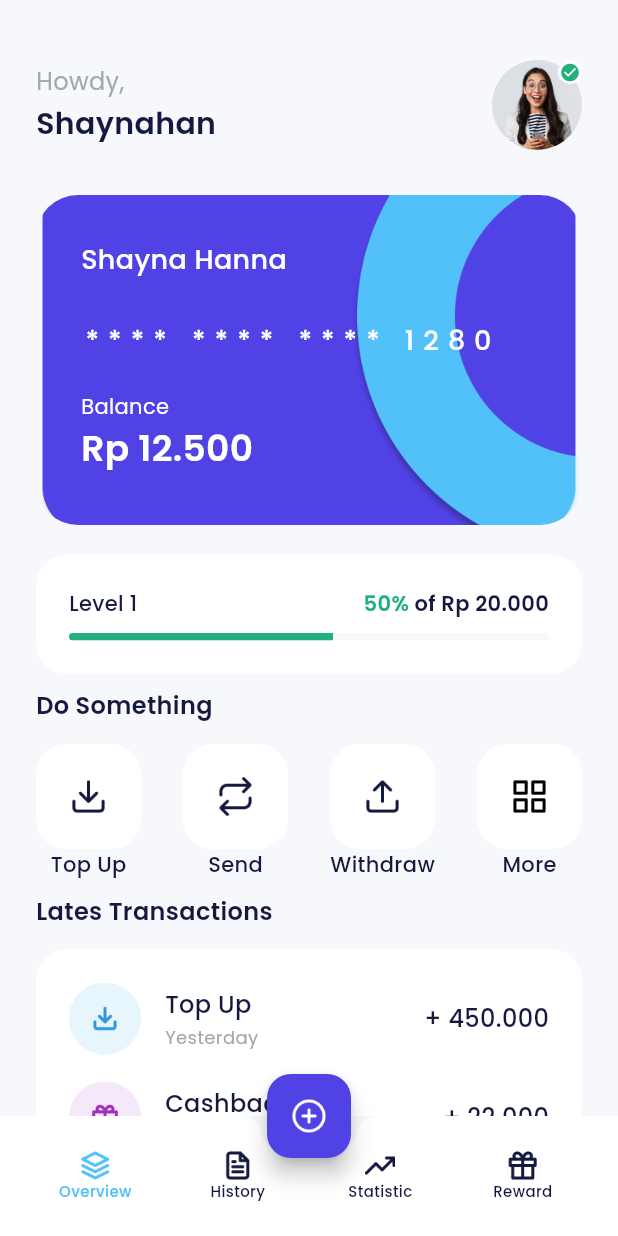
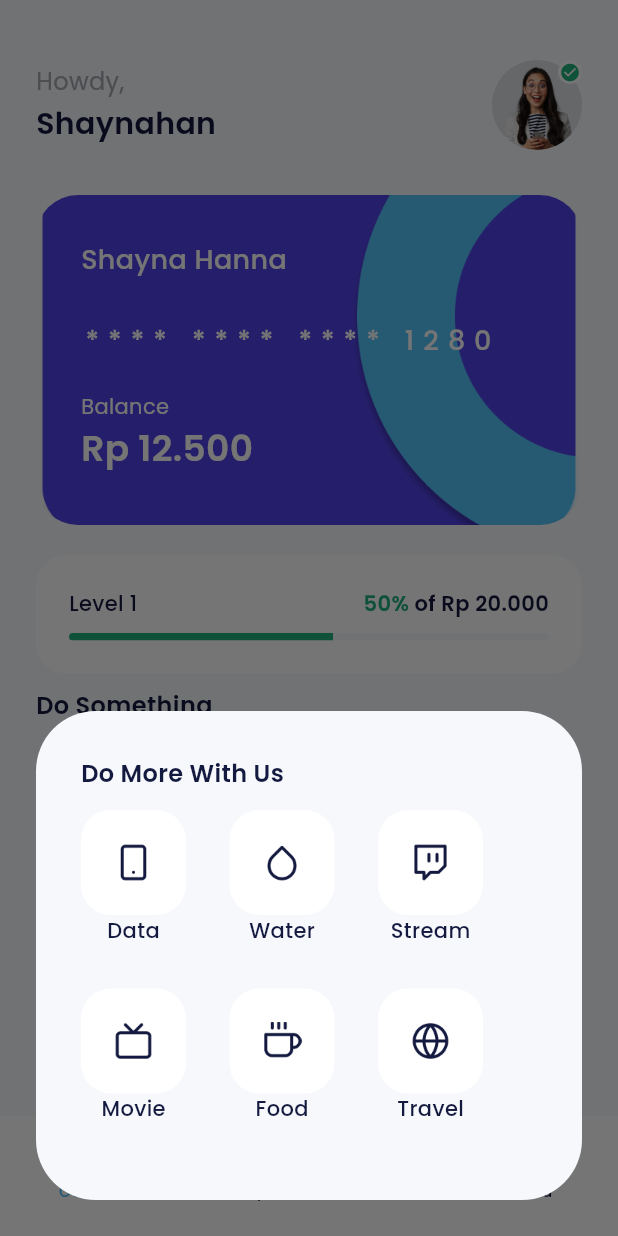
Before and after one commit to ahsar04/bank_sha, a Flutter app: the HomePage screen opened by its route, after a tap on "More", on a phone screen of 412 x 824 dp. Run offline on Flutter 3.47's test engine with Material 3 defaults, Android fonts, the phone set to English and light mode, and no system bars; our stand-ins replace carousel_slider, google_fonts.

```diff
--- a/lib/ui/pages/home_page.dart
+++ b/lib/ui/pages/home_page.dart
@@ -298,7 +298,9 @@ Widget buildServices(BuildContext context) {
             HomeServiceItem(
               iconUrl: 'assets/icons/ic_send.png',
               title: 'Send',
-              onTap: () {},
+              onTap: () {
+                Navigator.pushNamed(context, "/transfer");
+              },
             ),
             HomeServiceItem(
               iconUrl: 'assets/icons/ic_withdraw.png',
@@ -308,7 +310,12 @@ Widget buildServices(BuildContext context) {
             HomeServiceItem(
               iconUrl: 'assets/icons/ic_more.png',
               title: 'More',
-              onTap: () {},
+              onTap: () {
+                showDialog(
+                  context: context,
+                  builder: (context) => const MoreDialog(),
+                );
+              },
             ),
           ],
         )
@@ -473,3 +480,78 @@ Widget buildFriendlyTips() {
     ),
   );
 }
+
+class MoreDialog extends StatelessWidget {
+  const MoreDialog({super.key});
+
+  @override
+  Widget build(BuildContext context) {
+    return AlertDialog(
+      backgroundColor: Colors.transparent,
+      insetPadding: EdgeInsets.zero,
+      alignment: Alignment.bottomCenter,
+      content: Container(
+        height: 326,
+        padding: const EdgeInsets.all(30),
+        width: MediaQuery.of(context).size.width,
+        decoration: BoxDecoration(
+          borderRadius: BorderRadius.circular(40),
+          color: lightBackgroundColor,
+        ),
+        child: Column(
+          crossAxisAlignment: CrossAxisAlignment.start,
+          children: [
+            Text(
+              "Do More With Us",
+              style: blackTextStyle.copyWith(
+                fontWeight: semiBold,
+                fontSize: 16,
+              ),
+            ),
+            const SizedBox(
+              height: 13,
+            ),
+            Wrap(
+              spacing: 29,
+              runSpacing: 29,
+              children: [
+                HomeServiceItem(
+                  iconUrl: 'assets/icons/ic_product_data.png',
+                  title: 'Data',
+                  onTap: () {
+                    Navigator.pushNamed(context, "/data-provider");
+                  },
+                ),
+                HomeServiceItem(
+                  iconUrl: 'assets/icons/ic_product_water.png',
+                  title: 'Water',
+                  onTap: () {},
+                ),
+                HomeServiceItem(
+                  iconUrl: 'assets/icons/ic_product_stream.png',
+                  title: 'Stream',
+                  onTap: () {},
+                ),
+                HomeServiceItem(
+                  iconUrl: 'assets/icons/ic_product_movie.png',
+                  title: 'Movie',
+                  onTap: () {},
+                ),
+                HomeServiceItem(
+                  iconUrl: 'assets/icons/ic_product_food.png',
+                  title: 'Food',
+                  onTap: () {},
+                ),
+                HomeServiceItem(
+                  iconUrl: 'assets/icons/ic_product_travel.png',
+                  title: 'Travel',
+                  onTap: () {},
+                ),
+              ],
+            )
+          ],
+        ),
+      ),
+    );
+  }
+}
```
